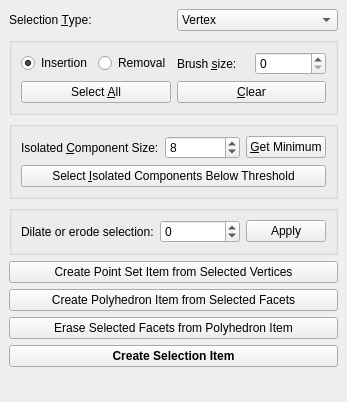
Above: Polyhedron/demo/Polyhedron/Selection_widget.ui from CGAL/cgal before the change. Below: the same form after it.
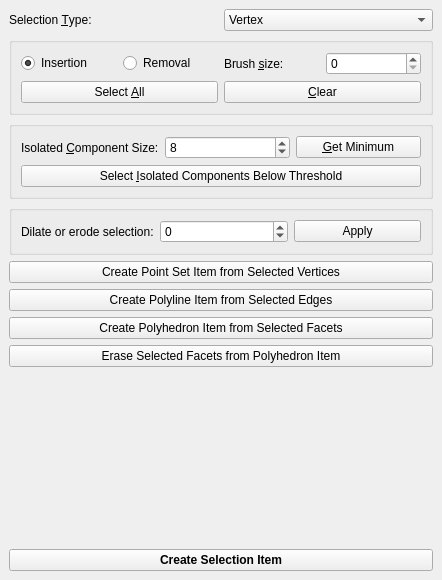
That is the form after the change.

Commit message: make the selection plugin exporting selected edges as a polyline item

What changed in the file:
```diff
--- a/Polyhedron/demo/Polyhedron/Selection_widget.ui
+++ b/Polyhedron/demo/Polyhedron/Selection_widget.ui
@@ -6,8 +6,8 @@
    <rect>
     <x>0</x>
     <y>0</y>
-    <width>334</width>
-    <height>402</height>
+    <width>442</width>
+    <height>580</height>
    </rect>
   </property>
   <property name="windowTitle">
@@ -220,6 +220,13 @@
       </property>
      </widget>
     </item>
+    <item>
+     <widget class="QPushButton" name="Create_polyline_item_button">
+      <property name="text">
+       <string>Create Polyline Item from Selected Edges</string>
+      </property>
+     </widget>
+    </item>
     <item>
      <widget class="QPushButton" name="Create_polyhedron_item_button">
       <property name="text">
@@ -234,19 +241,6 @@
       </property>
      </widget>
     </item>
-    <item>
-     <widget class="QPushButton" name="Create_selection_item_button">
-      <property name="font">
-       <font>
-        <weight>75</weight>
-        <bold>true</bold>
-       </font>
-      </property>
-      <property name="text">
-       <string>Create Selection Item</string>
-      </property>
-     </widget>
-    </item>
     <item>
      <spacer name="verticalSpacer">
       <property name="orientation">
@@ -260,6 +254,19 @@
       </property>
      </spacer>
     </item>
+    <item>
+     <widget class="QPushButton" name="Create_selection_item_button">
+      <property name="font">
+       <font>
+        <weight>75</weight>
+        <bold>true</bold>
+       </font>
+      </property>
+      <property name="text">
+       <string>Create Selection Item</string>
+      </property>
+     </widget>
+    </item>
    </layout>
   </widget>
  </widget>
```
The commit also changes 2 other files.
